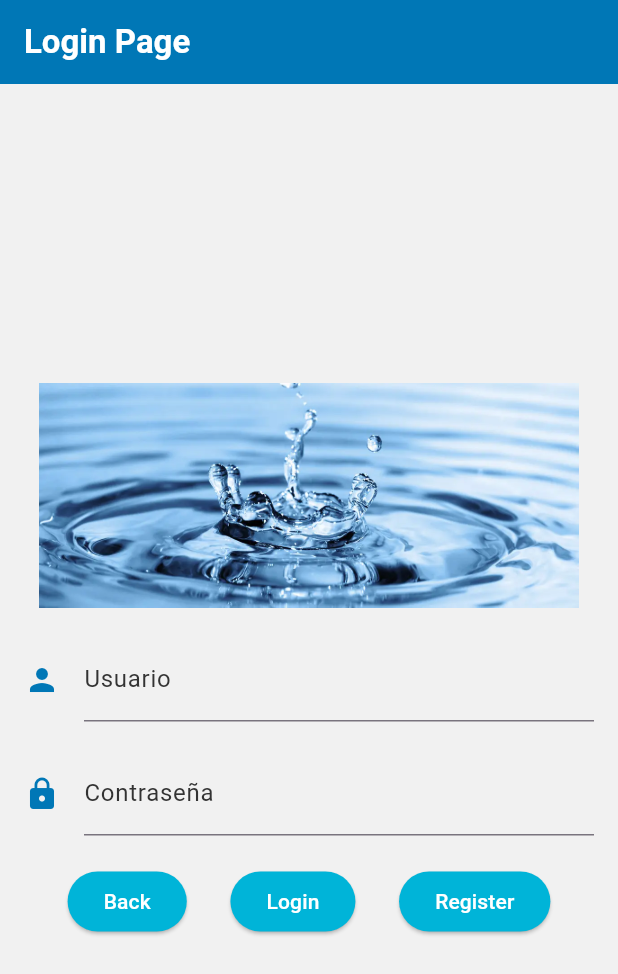
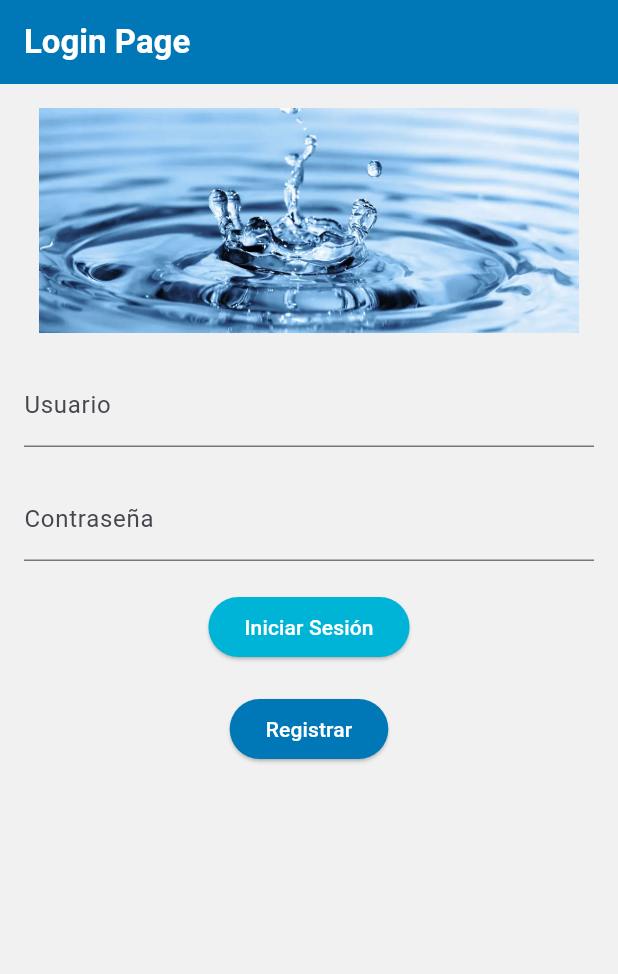
Before and after one commit to canyonlux/Aquatrack, a Flutter app: the screen it shows after launch, on a phone screen of 412 x 824 dp. Shown: the top 974 px of the screen. Run offline on Flutter 3.47's test engine with Material 3 defaults, Android fonts, the phone set to English and light mode, and no system bars; our stand-ins replace diacritic, firebase_auth, firebase_core, flutter_map, latlong2; accounts and stored records are empty.

Commit message:
arreglado pequeño bug a la hora de escribir usuario, y se ha integrado la autentificacion por email y contraseña a falta de testear mas a fondo

```diff
--- a/lib/LoginPage.dart
+++ b/lib/LoginPage.dart
@@ -1,9 +1,47 @@
+import 'package:firebase_auth/firebase_auth.dart';
 import 'package:flutter/material.dart';
 import 'package:h2orienta/MapPage.dart';
 import 'RegisterPage.dart';
 import 'main.dart';
 
-class LoginPage extends StatelessWidget {
+class LoginPage extends StatefulWidget {
+  @override
+  _LoginPageState createState() => _LoginPageState();
+}
+
+class _LoginPageState extends State<LoginPage> {
+  final TextEditingController _emailController = TextEditingController();
+  final TextEditingController _passwordController = TextEditingController();
+
+  @override
+  void dispose() {
+    _emailController.dispose();
+    _passwordController.dispose();
+    super.dispose();
+  }
+  Future<void> _login() async {
+    try {
+      final FirebaseAuth _auth = FirebaseAuth.instance;
+      await _auth.signInWithEmailAndPassword(
+        email: _emailController.text,
+        password: _passwordController.text,
+      );
+
+      // Navegar a la página principal (MapPage) después del inicio de sesión exitoso
+      Navigator.pushReplacement(
+        context,
+        MaterialPageRoute(builder: (context) => MapPage()),
+      );
+    } on FirebaseAuthException catch (e) {
+      // Mostrar mensaje de error al usuario
+      ScaffoldMessenger.of(context).showSnackBar(
+        SnackBar(
+          content: Text(e.message ?? "Ocurrió un error al iniciar sesión."),
+        ),
+      );
+    }
+  }
+
   @override
   Widget build(BuildContext context) {
     return Scaffold(
@@ -17,7 +55,8 @@ class LoginPage extends StatelessWidget {
         ),
         backgroundColor: Color(0xFF0077B6), // Azul Principal para AppBar
       ),
-      body: Padding(
+      body: SingleChildScrollView(
+        child:Padding(
         padding: const EdgeInsets.all(16.0),
         child: Column(
           mainAxisAlignment: MainAxisAlignment.center,
@@ -30,61 +69,50 @@ class LoginPage extends StatelessWidget {
                 height: 150,
               ),
             ),
-            // Campo de texto para el nombre de usuario
+            // Campo de texto para el email/usuario
             TextField(
+              controller: _emailController,
               decoration: InputDecoration(
                 labelText: 'Usuario',
-                labelStyle: TextStyle(color: Color(0xFF333333)), // Texto Gris oscuro
-                icon: Icon(Icons.person, color: Color(0xFF0077B6)), // Icono Azul Principal
+                // Resto de la configuración del TextField
               ),
             ),
             SizedBox(height: 20), // Espaciador
             // Campo de texto para la contraseña
             TextField(
+              controller: _passwordController,
               obscureText: true,
               decoration: InputDecoration(
                 labelText: 'Contraseña',
-                labelStyle: TextStyle(color: Color(0xFF333333)), // Texto Gris oscuro
-                icon: Icon(Icons.lock, color: Color(0xFF0077B6)), // Icono Azul Principal
+                // Resto de la configuración del TextField
               ),
             ),
             SizedBox(height: 20), // Espaciador
-            // Botones
-            Row(
-              mainAxisAlignment: MainAxisAlignment.spaceEvenly,
-              children: [
-                _buildButton(context, 'Back', MyApp()),
-                _buildButton(context, 'Login', MapPage()),
-                _buildButton(context, 'Register', RegisterPage()),
-              ],
+            // Botón de inicio de sesión
+            ElevatedButton(
+              onPressed: _login, // Actualizado para llamar a _login
+              child: Text('Iniciar Sesión', style: TextStyle(color: Colors.white)),
+              style: ElevatedButton.styleFrom(
+                primary: Color(0xFF00B4D8), // Azul Secundario para botones
+                shape: RoundedRectangleBorder(borderRadius: BorderRadius.circular(30)),
+              ),
+            ),
+            SizedBox(height: 20), // Espaciador
+            // Botón para navegar al registro
+            ElevatedButton(
+              onPressed: () => Navigator.pushReplacement(context, MaterialPageRoute(builder: (context) => RegisterPage())),
+              child: Text('Registrar', style: TextStyle(color: Colors.white)),
+              style: ElevatedButton.styleFrom(
+                primary: Color(0xFF0077B6), // Azul Principal
+                shape: RoundedRectangleBorder(borderRadius: BorderRadius.circular(30)),
+              ),
             ),
           ],
         ),
       ),
+      ),
       backgroundColor: Color(0xFFF1F1F1), // Fondo Gris claro
     );
-  }
 
-  Widget _buildButton(BuildContext context, String text, Widget page) {
-    return ElevatedButton(
-      onPressed: () {
-        Navigator.push(
-          context,
-          MaterialPageRoute(builder: (context) => page),
-        );
-      },
-      child: Text(
-        text,
-        style: TextStyle(
-          color: Colors.white, // Texto en blanco
-        ),
-      ),
-      style: ElevatedButton.styleFrom(
-        primary: Color(0xFF00B4D8), // Azul Secundario para botones
-        shape: RoundedRectangleBorder(
-          borderRadius: BorderRadius.circular(30), // Bordes redondeados
-        ),
-      ),
-    );
   }
 }
--- a/lib/RegisterPage.dart
+++ b/lib/RegisterPage.dart
@@ -67,7 +67,7 @@ class _RegisterPageState extends State<RegisterPage> {
             children: [
               Image.asset('assets/images/registerimage.jpg', height: 250,),
               SizedBox(height: 20),
-              _buildTextField(_emailController, Icons.email, 'Correo Electrónico'),
+              _buildTextField(_emailController, Icons.email, 'Usuario'),
               SizedBox(height: 20),
               _buildTextField(_passwordController, Icons.lock, 'Contraseña', isPassword: true),
               SizedBox(height: 20),
```
